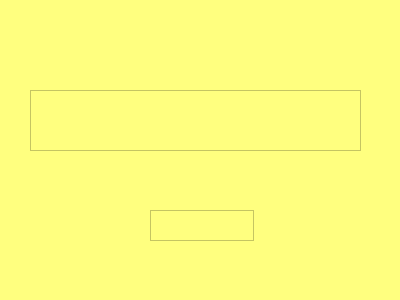
First picture: the form in show_numbers.ui, repository MarinaMM-IDB-23-11/Laba3, before the edit.
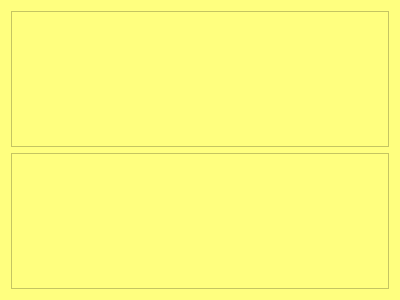
Second picture: the form after the edit.

Commit message: window extension

Diff of the .ui file:
```diff
--- a/show_numbers.ui
+++ b/show_numbers.ui
@@ -17,15 +17,9 @@
    <string notr="true">background-color: rgb(255, 255, 127);
 color: rgb(2, 2, 2);</string>
   </property>
+  <layout class="QVBoxLayout" name="verticalLayout">
+   <item>
   <widget class="QTextEdit" name="numbers">
-   <property name="geometry">
-    <rect>
-     <x>30</x>
-     <y>90</y>
-     <width>331</width>
-     <height>61</height>
-    </rect>
-   </property>
    <property name="readOnly">
     <bool>true</bool>
    </property>
@@ -40,19 +34,15 @@
 &lt;p align=&quot;center&quot; style=&quot;-qt-paragraph-type:empty; margin-top:0px; margin-bottom:0px; margin-left:0px; margin-right:0px; -qt-block-indent:0; text-indent:0px;&quot;&gt;&lt;br /&gt;&lt;/p&gt;&lt;/body&gt;&lt;/html&gt;</string>
    </property>
   </widget>
+   </item>
+   <item>
   <widget class="QTextEdit" name="time">
-   <property name="geometry">
-    <rect>
-     <x>150</x>
-     <y>210</y>
-     <width>104</width>
-     <height>31</height>
-    </rect>
-   </property>
    <property name="readOnly">
     <bool>true</bool>
    </property>
   </widget>
+   </item>
+  </layout>
  </widget>
  <resources/>
  <connections/>
```
Lines whose indentation alone changed are shown as unchanged. The commit also changes 7 other files.
